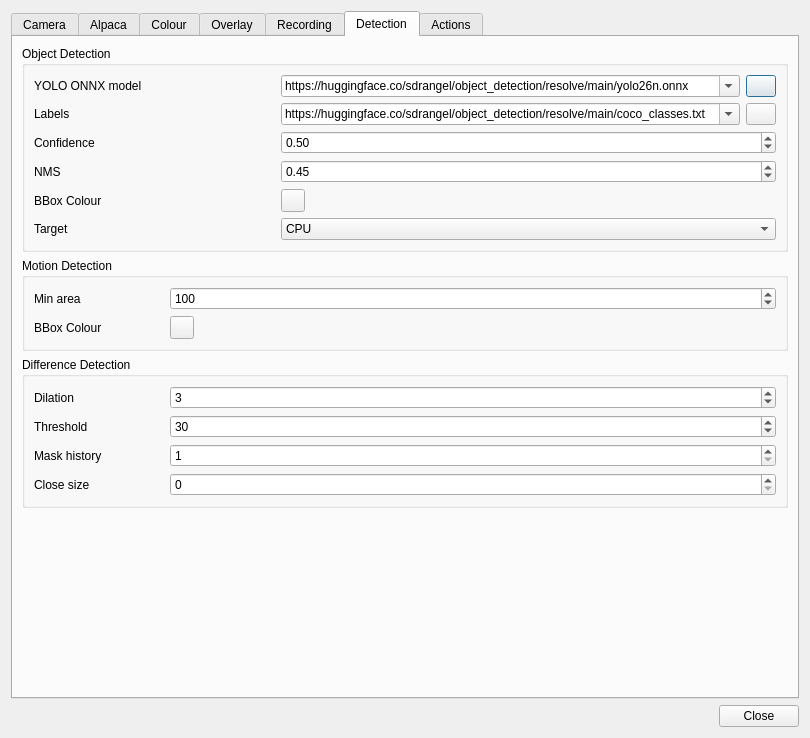
Old version of the form plugins/feature/camera/camerasettingsdialog.ui in the repository srcejon/sdrangel.
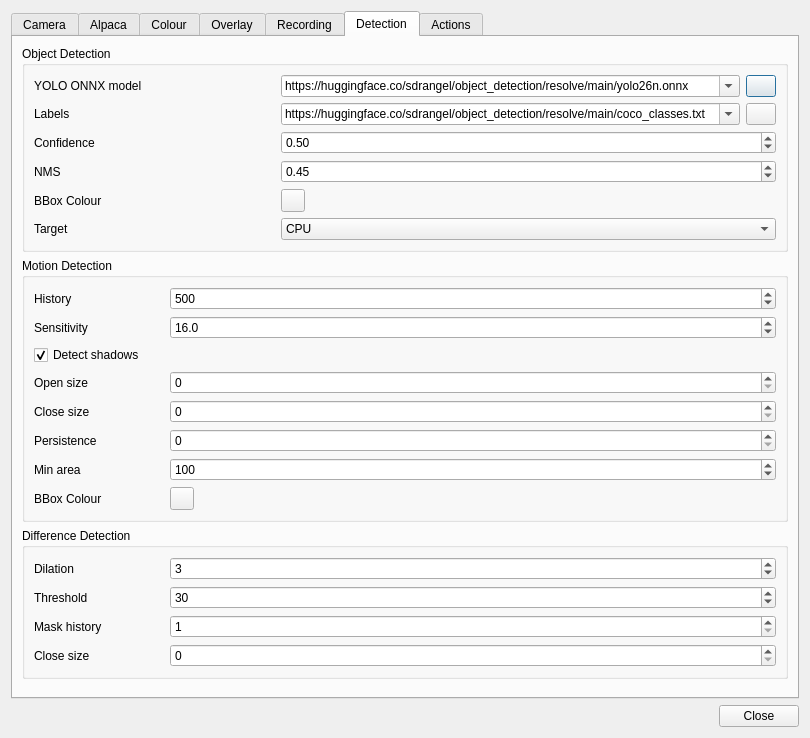
New version of the form. The open tabs and pages were chosen to show the change. Icons and pictures are not drawn.

Commit message: Expand motion detection controls

Patch:
```diff
--- a/plugins/feature/camera/camerasettingsdialog.ui
+++ b/plugins/feature/camera/camerasettingsdialog.ui
@@ -2380,7 +2380,162 @@
           <string>Motion Detection</string>
          </property>
          <layout class="QFormLayout" name="formLayout_4">
-          <item row="0" column="0">
+         <item row="0" column="0">
+           <widget class="QLabel" name="motionHistoryLabel">
+            <property name="minimumSize">
+             <size>
+              <width>130</width>
+              <height>0</height>
+             </size>
+            </property>
+            <property name="text">
+             <string>History</string>
+            </property>
+           </widget>
+          </item>
+          <item row="0" column="1">
+           <widget class="QSpinBox" name="motionHistorySpin">
+            <property name="toolTip">
+             <string>Background history length for motion detection</string>
+            </property>
+            <property name="minimum">
+             <number>1</number>
+            </property>
+            <property name="maximum">
+             <number>5000</number>
+            </property>
+            <property name="value">
+             <number>500</number>
+            </property>
+           </widget>
+          </item>
+          <item row="1" column="0">
+           <widget class="QLabel" name="motionVarThresholdLabel">
+            <property name="minimumSize">
+             <size>
+              <width>130</width>
+              <height>0</height>
+             </size>
+            </property>
+            <property name="text">
+             <string>Sensitivity</string>
+            </property>
+           </widget>
+          </item>
+          <item row="1" column="1">
+           <widget class="QDoubleSpinBox" name="motionVarThresholdSpin">
+            <property name="toolTip">
+             <string>Variance threshold for MOG2 foreground classification</string>
+            </property>
+            <property name="decimals">
+             <number>1</number>
+            </property>
+            <property name="minimum">
+             <double>1.000000000000000</double>
+            </property>
+            <property name="maximum">
+             <double>200.000000000000000</double>
+            </property>
+            <property name="singleStep">
+             <double>1.000000000000000</double>
+            </property>
+            <property name="value">
+             <double>16.000000000000000</double>
+            </property>
+           </widget>
+          </item>
+          <item row="2" column="0" colspan="2">
+           <widget class="QCheckBox" name="motionDetectShadowsCheck">
+            <property name="toolTip">
+             <string>Enable MOG2 shadow detection</string>
+            </property>
+            <property name="text">
+             <string>Detect shadows</string>
+            </property>
+            <property name="checked">
+             <bool>true</bool>
+            </property>
+           </widget>
+          </item>
+          <item row="3" column="0">
+           <widget class="QLabel" name="motionOpenSizeLabel">
+            <property name="minimumSize">
+             <size>
+              <width>130</width>
+              <height>0</height>
+             </size>
+            </property>
+            <property name="text">
+             <string>Open size</string>
+            </property>
+           </widget>
+          </item>
+          <item row="3" column="1">
+           <widget class="QSpinBox" name="motionOpenSizeSpin">
+            <property name="toolTip">
+             <string>Kernel radius for motion-mask morphological open (0 disables)</string>
+            </property>
+            <property name="minimum">
+             <number>0</number>
+            </property>
+            <property name="maximum">
+             <number>20</number>
+            </property>
+           </widget>
+          </item>
+          <item row="4" column="0">
+           <widget class="QLabel" name="motionCloseSizeLabel">
+            <property name="minimumSize">
+             <size>
+              <width>130</width>
+              <height>0</height>
+             </size>
+            </property>
+            <property name="text">
+             <string>Close size</string>
+            </property>
+           </widget>
+          </item>
+          <item row="4" column="1">
+           <widget class="QSpinBox" name="motionCloseSizeSpin">
+            <property name="toolTip">
+             <string>Kernel radius for motion-mask morphological close (0 disables)</string>
+            </property>
+            <property name="minimum">
+             <number>0</number>
+            </property>
+            <property name="maximum">
+             <number>20</number>
+            </property>
+           </widget>
+          </item>
+          <item row="5" column="0">
+           <widget class="QLabel" name="motionPersistenceFramesLabel">
+            <property name="minimumSize">
+             <size>
+              <width>130</width>
+              <height>0</height>
+             </size>
+            </property>
+            <property name="text">
+             <string>Persistence</string>
+            </property>
+           </widget>
+          </item>
+          <item row="5" column="1">
+           <widget class="QSpinBox" name="motionPersistenceFramesSpin">
+            <property name="toolTip">
+             <string>Keep the last motion boxes for this many frames after motion disappears</string>
+            </property>
+            <property name="minimum">
+             <number>0</number>
+            </property>
+            <property name="maximum">
+             <number>120</number>
+            </property>
+           </widget>
+          </item>
+          <item row="6" column="0">
            <widget class="QLabel" name="minContourAreaLabel">
             <property name="minimumSize">
              <size>
@@ -2393,7 +2548,7 @@
             </property>
            </widget>
           </item>
-          <item row="0" column="1">
+          <item row="6" column="1">
            <widget class="QSpinBox" name="minContourAreaSpin">
             <property name="toolTip">
              <string>Minimum contour area (px²)</string>
@@ -2409,14 +2564,14 @@
             </property>
            </widget>
           </item>
-          <item row="1" column="0">
+          <item row="7" column="0">
            <widget class="QLabel" name="motionBoxColorLabel">
             <property name="text">
              <string>BBox Colour</string>
             </property>
            </widget>
           </item>
-          <item row="1" column="1">
+          <item row="7" column="1">
            <widget class="QToolButton" name="motionBoxColorButton">
             <property name="toolTip">
              <string>Select bounding box colour</string>
```
The commit also changes 6 other files.
